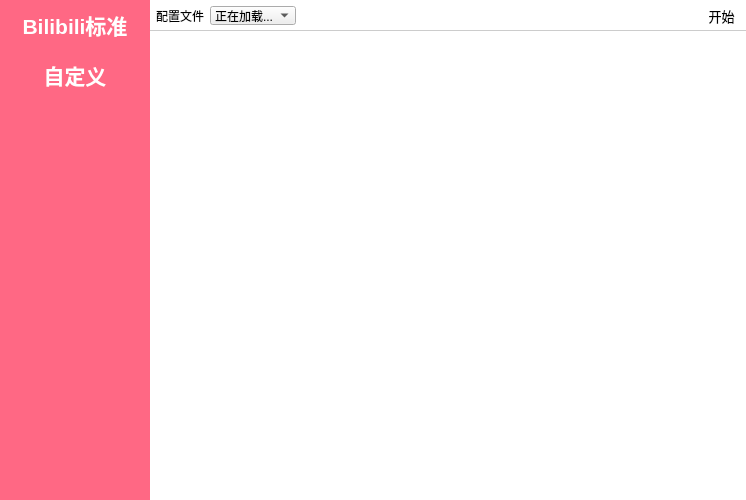
Before: the Qt Designer form mainwindow.ui in yuliswe/compress-video-ui, drawn with Qt 5.
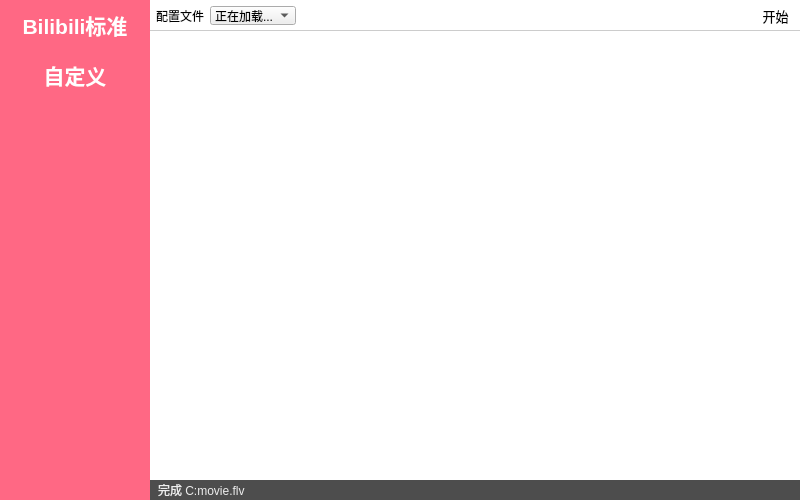
After: the same form once the commit is applied. Icons and pictures are not drawn.

Commit message: Fixed the window scroll!

Patch:
```diff
--- a/mainwindow.ui
+++ b/mainwindow.ui
@@ -9,16 +9,28 @@
    <rect>
     <x>0</x>
     <y>0</y>
-    <width>746</width>
+    <width>800</width>
     <height>500</height>
    </rect>
   </property>
   <property name="sizePolicy">
-   <sizepolicy hsizetype="Fixed" vsizetype="Expanding">
+   <sizepolicy hsizetype="MinimumExpanding" vsizetype="MinimumExpanding">
     <horstretch>1</horstretch>
     <verstretch>1</verstretch>
    </sizepolicy>
   </property>
+  <property name="minimumSize">
+   <size>
+    <width>800</width>
+    <height>500</height>
+   </size>
+  </property>
+  <property name="maximumSize">
+   <size>
+    <width>16777215</width>
+    <height>16777215</height>
+   </size>
+  </property>
   <property name="windowTitle">
    <string>压缩不好都是我们的错 － 战xx视频压缩工具</string>
   </property>
@@ -43,7 +55,7 @@
     <bool>true</bool>
    </property>
    <property name="sizePolicy">
-    <sizepolicy hsizetype="Expanding" vsizetype="Expanding">
+    <sizepolicy hsizetype="Preferred" vsizetype="Preferred">
      <horstretch>1</horstretch>
      <verstretch>1</verstretch>
     </sizepolicy>
@@ -62,6 +74,9 @@
     <property name="spacing">
      <number>0</number>
     </property>
+    <property name="sizeConstraint">
+     <enum>QLayout::SetDefaultConstraint</enum>
+    </property>
     <property name="leftMargin">
      <number>0</number>
     </property>
@@ -230,6 +245,9 @@
        <property name="rightMargin">
         <number>0</number>
        </property>
+       <property name="bottomMargin">
+        <number>0</number>
+       </property>
        <item>
         <widget class="QWidget" name="controlBar" native="true">
          <property name="autoFillBackground">
@@ -462,6 +480,13 @@
           </layout>
          </widget>
          <widget class="QWidget" name="hasfile">
+          <property name="styleSheet">
+           <string notr="true">QScrollArea {
+	border: none;
+}
+
+</string>
+          </property>
           <layout class="QVBoxLayout" name="verticalLayout_2">
            <property name="spacing">
             <number>0</number>
@@ -482,6 +507,57 @@
          </widget>
         </widget>
        </item>
+       <item>
+        <widget class="QWidget" name="notificationArea" native="true">
+         <property name="sizePolicy">
+          <sizepolicy hsizetype="Expanding" vsizetype="Fixed">
+           <horstretch>0</horstretch>
+           <verstretch>0</verstretch>
+          </sizepolicy>
+         </property>
+         <property name="styleSheet">
+          <string notr="true">#notificationArea {
+	min-height: 20;
+	max-height: 20;
+}
+#notification {
+	padding-left: 5;
+	background-color: rgba(0, 0, 0, 0.7);
+	color: rgba(255, 255, 255, 0.9);
+}</string>
+         </property>
+         <layout class="QHBoxLayout" name="horizontalLayout_4">
+          <property name="spacing">
+           <number>0</number>
+          </property>
+          <property name="leftMargin">
+           <number>0</number>
+          </property>
+          <property name="topMargin">
+           <number>0</number>
+          </property>
+          <property name="rightMargin">
+           <number>0</number>
+          </property>
+          <property name="bottomMargin">
+           <number>0</number>
+          </property>
+          <item>
+           <widget class="QLabel" name="notification">
+            <property name="sizePolicy">
+             <sizepolicy hsizetype="Preferred" vsizetype="Preferred">
+              <horstretch>0</horstretch>
+              <verstretch>0</verstretch>
+             </sizepolicy>
+            </property>
+            <property name="text">
+             <string>完成 C:movie.flv</string>
+            </property>
+           </widget>
+          </item>
+         </layout>
+        </widget>
+       </item>
       </layout>
      </widget>
     </item>
```
The commit also changes 7 other files.
